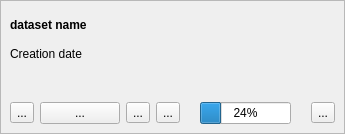
Above: LDMP/gui/WidgetDatasetItem.ui from ConservationInternational/trends.earth before the change. Below: the same form after it.
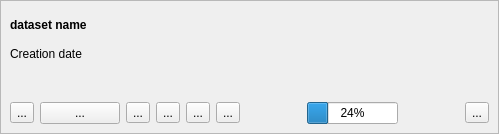
That is the form after the change.

```diff
--- a/LDMP/gui/WidgetDatasetItem.ui
+++ b/LDMP/gui/WidgetDatasetItem.ui
@@ -6,7 +6,7 @@
    <rect>
     <x>0</x>
     <y>0</y>
-    <width>345</width>
+    <width>499</width>
     <height>134</height>
    </rect>
   </property>
@@ -140,6 +140,20 @@
           </property>
          </widget>
         </item>
+        <item>
+         <widget class="QToolButton" name="load_tb">
+          <property name="text">
+           <string>...</string>
+          </property>
+         </widget>
+        </item>
+        <item>
+         <widget class="QToolButton" name="edit_tb">
+          <property name="text">
+           <string>...</string>
+          </property>
+         </widget>
+        </item>
         <item>
          <spacer name="horizontalSpacer">
           <property name="orientation">
```
